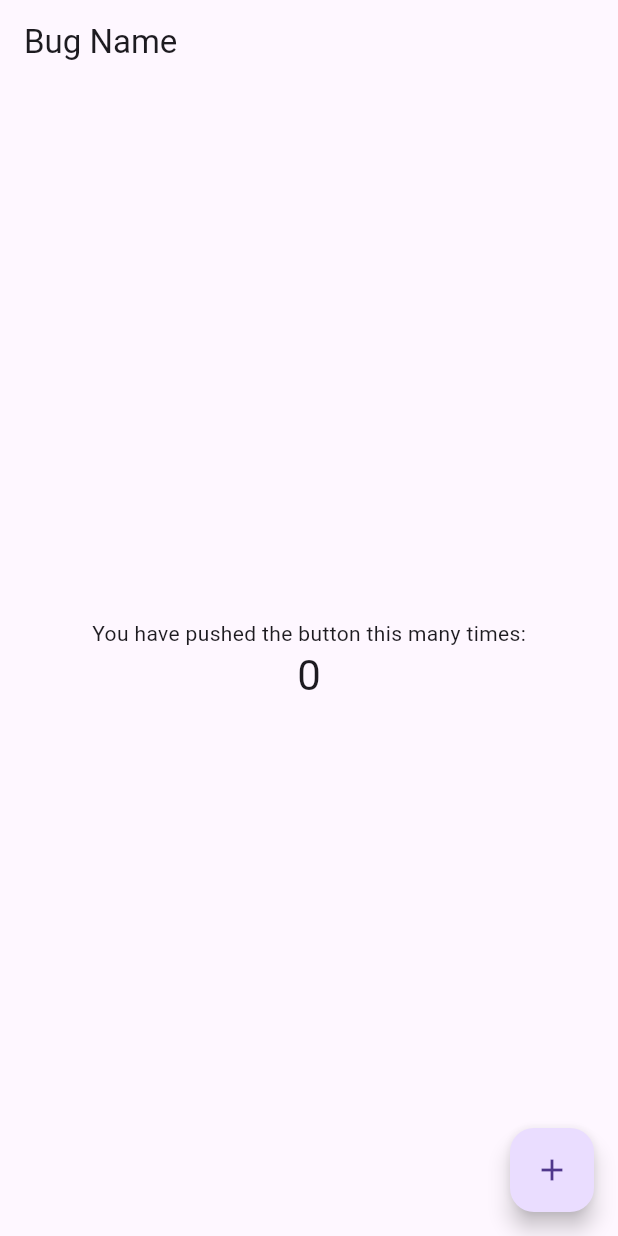
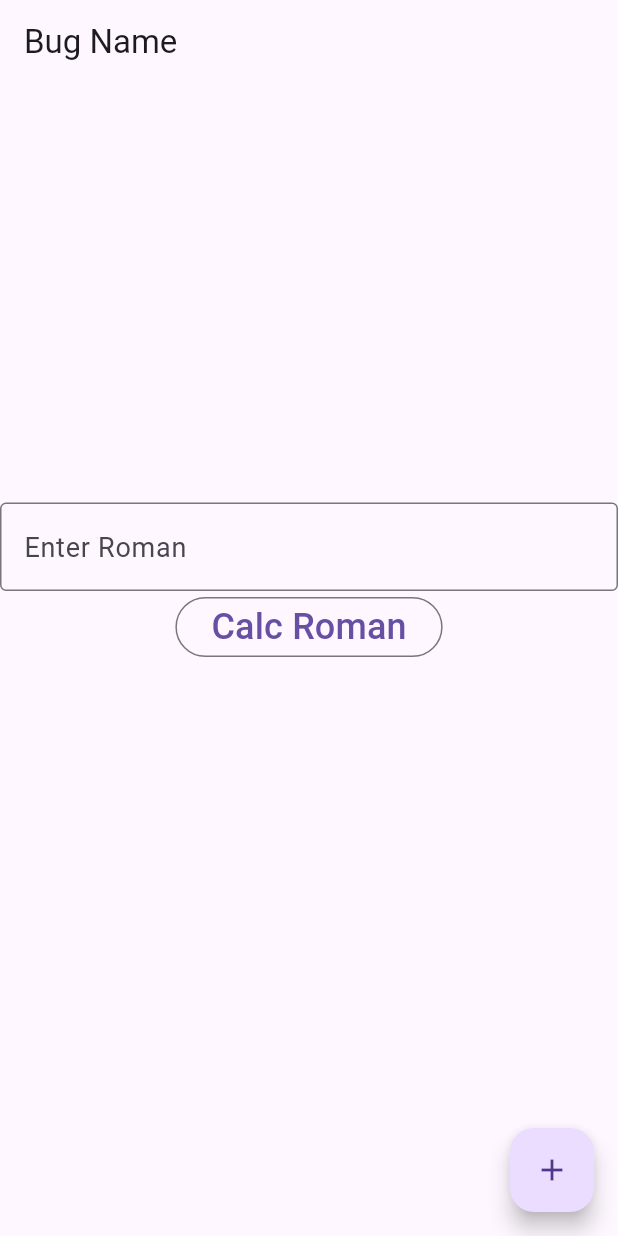
Before and after one commit to EnduringBeta/flutter-bug, a Flutter app: the screen it shows after launch, on a phone screen of 412 x 824 dp. Run offline on Flutter 3.47's test engine with Material 3 defaults, Android fonts, the light colour scheme and no system bars; our stand-ins replace dio.

Commit message:
weird combo of prep for front-end user list display with `java-refresh` repo; and Roman numeral math app

```diff
--- a/lib/main.dart
+++ b/lib/main.dart
@@ -1,10 +1,14 @@
+import 'dart:collection';
+
 import 'package:flutter/material.dart';
+import 'package:flutter_bug/service.dart';
+import 'package:flutter_bug/user.dart';
 
 Future<void> main() async {
   WidgetsFlutterBinding.ensureInitialized();
+  /*
   // This causes the app to crash on iOS because of missing
   // GoogleService-Info.plist files.
-  /*
   await Firebase.initializeApp(
       options: const FirebaseOptions(
     apiKey: 'fake',
@@ -20,6 +24,52 @@ class MyApp extends StatelessWidget {
   const MyApp({Key? key}) : super(key: key);
 
   static const String bugName = "Bug Name";
+
+  static final HashMap<String, int> romans = HashMap.of({
+    "I": 1,
+    "II": 2,
+    "III": 3,
+    "IV": 4,
+    "V": 5,
+    "VI": 6,
+    "VII": 7,
+    "VIII": 8,
+    "IX": 9,
+    "X": 10,
+    "XI": 11,
+    "XII": 12,
+    "XIII": 13,
+    "XIV": 14,
+    "XV": 15,
+    "XVI": 16,
+    "XVII": 17,
+    "XVIII": 18,
+    "XIX": 19,
+    "XX": 20,
+  });
+
+  static final HashMap<int, String> inverseRomans = HashMap.of({
+    1: "I",
+    2: "II",
+    3: "III",
+    4: "IV",
+    5: "V",
+    6: "VI",
+    7: "VII",
+    8: "VIII",
+    9: "IX",
+    10: "X",
+    11: "XI",
+    12: "XII",
+    13: "XIII",
+    14: "XIV",
+    15: "XV",
+    16: "XVI",
+    17: "XVII",
+    18: "XVIII",
+    19: "XIX",
+    20: "XX",
+  });
 
   @override
   Widget build(BuildContext context) {
@@ -40,12 +90,30 @@ class MyHomePage extends StatefulWidget {
 }
 
 class _MyHomePageState extends State<MyHomePage> {
-  int _counter = 0;
+  //int _counter = 0;
 
-  void _incrementCounter() {
+  String arg1 = 'VII+X';
+
+  final List<User> users = <User>[];
+
+  String result = '';
+
+  Future<void> _onFabTap() async {
+    // Get user list
+    users.clear();
+    final List<User> newUsers = await Service.getUsers();
+
+    setState(() {
+      users.clear();
+      users.addAll(newUsers);
+    });
+
+    /*
+    // Increment counter
     setState(() {
       _counter++;
     });
+    */
   }
 
   @override
@@ -57,6 +125,24 @@ class _MyHomePageState extends State<MyHomePage> {
       body: Center(
         child: Column(
           mainAxisAlignment: MainAxisAlignment.center,
+          children: [
+            TextField(
+                decoration: const InputDecoration(
+                  border: OutlineInputBorder(),
+                  hintText: 'Enter Roman',
+                ),
+                style: const TextStyle(fontSize: 18),
+                onChanged: (String arg) {
+                  arg1 = arg.toUpperCase().replaceAll(' ', '');
+                }),
+            OutlinedButton(
+                onPressed: _onCalc,
+                child:
+                    const Text('Calc Roman', style: TextStyle(fontSize: 24))),
+            Text(result, style: const TextStyle(fontSize: 72)),
+          ],
+          //children: users.map((User u) => Text(u.name)).toList(),
+          /*
           children: <Widget>[
             const Text('You have pushed the button this many times:'),
             Text(
@@ -64,13 +150,33 @@ class _MyHomePageState extends State<MyHomePage> {
               style: Theme.of(context).textTheme.headlineMedium,
             ),
           ],
+          */
         ),
       ),
       floatingActionButton: FloatingActionButton(
-        onPressed: _incrementCounter,
+        onPressed: _onFabTap,
         tooltip: 'Increment',
         child: const Icon(Icons.add),
       ),
     );
   }
+
+  void _onCalc() {
+    debugPrint('Roman to Decimal Kinda');
+
+    if (arg1.contains('+')) {
+      final List<String> args = arg1.split('+');
+      MyApp.romans[args[0].replaceAll('+', '')];
+      final int firstArg = MyApp.romans[args[0].replaceAll('+', '')]!;
+      final int secondArg = MyApp.romans[args[1].replaceAll('+', '')]!;
+
+      setState(() => result = MyApp.inverseRomans[firstArg + secondArg]!);
+    } else if (arg1.contains('-')) {
+      final List<String> args = arg1.split('-');
+      final int firstArg = MyApp.romans[args[0].replaceAll('-', '')]!;
+      final int secondArg = MyApp.romans[args[1].replaceAll('-', '')]!;
+
+      setState(() => result = MyApp.inverseRomans[firstArg - secondArg]!);
+    }
+  }
 }
--- /dev/null
+++ b/lib/service.dart
@@ -0,0 +1,25 @@
+import 'package:dio/dio.dart';
+
+import 'user.dart';
+
+class Service {
+  static const String name = 'Service';
+
+  static const String serverUrlBase = 'http://localhost:8080';
+  static const String userListUrl = '$serverUrlBase/list';
+
+  static final _dio = Dio();
+
+  static Future<List<User>> getUsers() async {
+    final Response response = await _dio.get(userListUrl);
+
+    if (response.statusCode != 200) {
+      throw Exception('Failed to load users');
+    } else {
+      final List<dynamic> data = response.data;
+      return data
+          .map((user) => User(user['name'], user['age'], user['profession']))
+          .toList();
+    }
+  }
+}
--- /dev/null
+++ b/lib/user.dart
@@ -0,0 +1,9 @@
+import 'dart:core';
+
+class User {
+  final String name;
+  final int age;
+  final String profession;
+
+  User(this.name, this.age, this.profession);
+}
--- a/pubspec.yaml
+++ b/pubspec.yaml
@@ -34,6 +34,10 @@ dependencies:
   #firebase_core: ^2.12.0
   #firebase_auth: ^4.6.0
   #firebase_ui_auth: ^1.4.0
+
+  # For testing web endpoints
+  http: ^1.4.0
+  dio: ^5.8.0+1
 
 dev_dependencies:
   integration_test:
```
Also changed, not shown: 5 other files.
